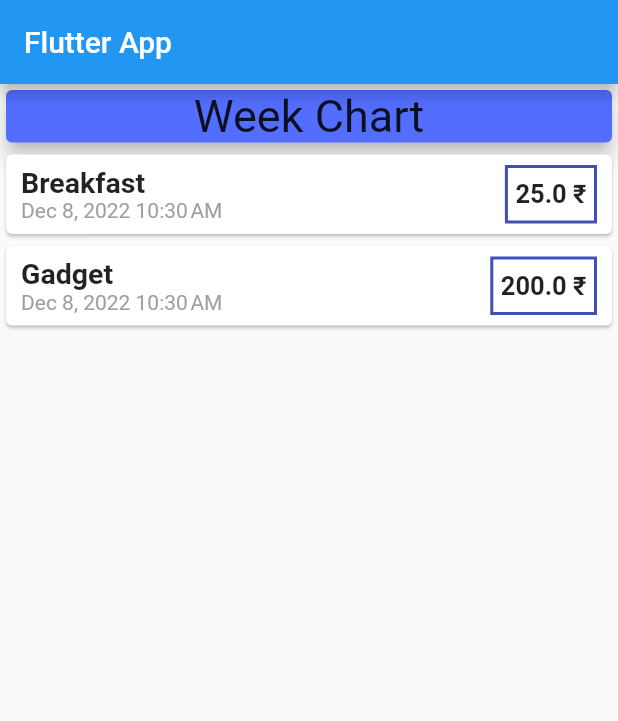
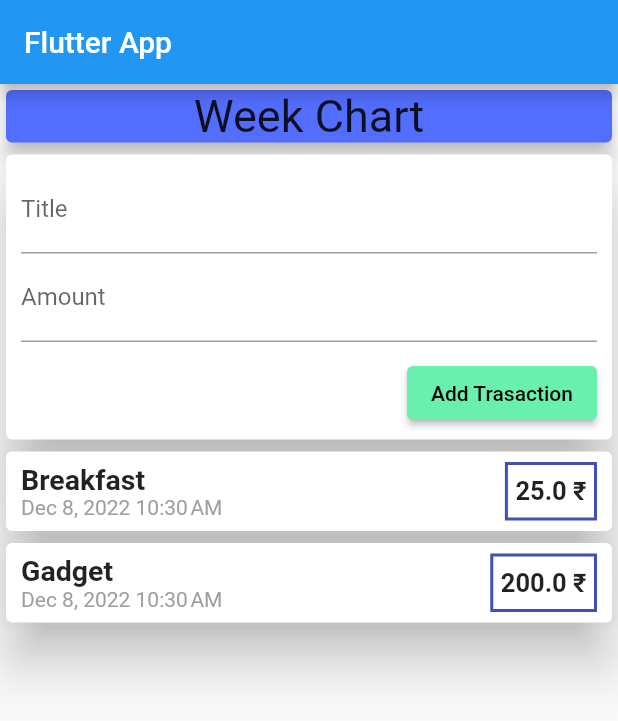
Before and after one commit to RushiNaikwadi/XPenses, a Flutter app: the screen it shows after launch, on a phone screen of 412 x 824 dp. Shown: the top 721 px of the screen. Run offline on Flutter 3.47's test engine with Material 2 defaults, Android fonts, the phone set to English and light mode, and no system bars.

Commit message:
added method to take input

```diff
--- a/lib/main.dart
+++ b/lib/main.dart
@@ -31,6 +31,8 @@ class MyHomePage extends StatelessWidget {
     )
   ];
 
+  final titleController = TextEditingController();
+  final amountController = TextEditingController();
 
   @override
   Widget build(BuildContext context) {
@@ -51,9 +53,46 @@ class MyHomePage extends StatelessWidget {
               color: Colors.indigoAccent,
               elevation: 5,
             ),
+            Card(
+              elevation: 15,
+              child: Container(
+                padding: EdgeInsets.symmetric(vertical: 5, horizontal: 5),
+                margin: EdgeInsets.symmetric(vertical: 2, horizontal: 5),
+                child: Column(
+                  crossAxisAlignment: CrossAxisAlignment.end,
+                  children: [
+                    TextField(
+                      decoration: InputDecoration(labelText: 'Title'),
+                      controller: titleController,
+                    ),
+                    TextField(
+                      decoration: InputDecoration(labelText: 'Amount'),
+                      controller: amountController,
+                    ),
+                    SizedBox(height: 10),
+                    ElevatedButton(
+                        onPressed: () {
+                          print(titleController.text);
+                          print(amountController.text);
+                        },
+                        child: Text(
+                          'Add Trasaction',
+                          style: TextStyle(
+                            color: Colors.black
+                          ),
+                        ),
+                        style: ButtonStyle(
+                          backgroundColor: MaterialStateProperty.all(Colors.greenAccent),
+                        ),
+                    ),
+                  ],
+                ),
+              )
+            ),
             Column(
                 children: txnList.map((txn) {
                   return Card(
+                    elevation: 15,
                       child: Row(
                         children: [
                           Container(
```
